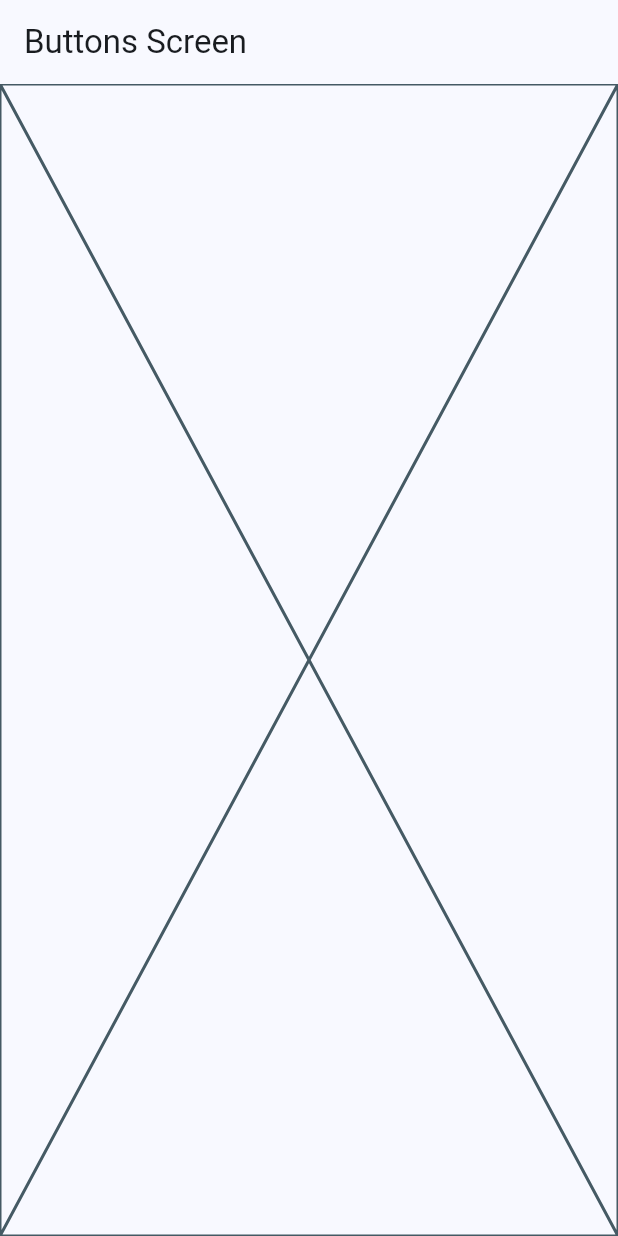
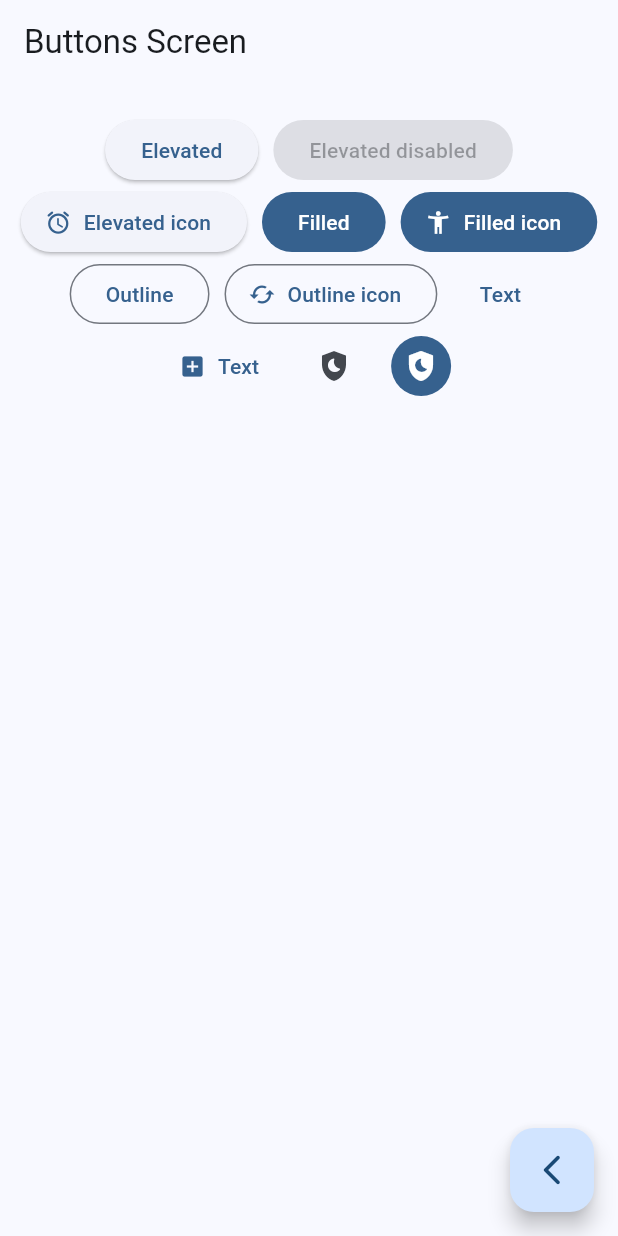
Before and after one commit to Davichobits/Flutter_widgets_app, a Flutter app: the ButtonsScreen screen opened by its route, on a phone screen of 412 x 824 dp. Run offline on Flutter 3.47's test engine with Material 3 defaults, Android fonts, the phone set to English and light mode, and no system bars; our stand-ins replace go_router.

Commit message:
Buttoms added to the buttons screen

```diff
--- a/lib/presentation/screens/buttons/buttons_screen.dart
+++ b/lib/presentation/screens/buttons/buttons_screen.dart
@@ -1,7 +1,6 @@
 import 'package:flutter/material.dart';
 
 class ButtonsScreen extends StatelessWidget {
-
   static const String name = 'buttons_screen';
 
   const ButtonsScreen({super.key});
@@ -11,7 +10,67 @@ class ButtonsScreen extends StatelessWidget {
       appBar: AppBar(
         title: const Text('Buttons Screen'),
       ),
-      body: const Placeholder(),
+      body: const _BottonsView(),
+      floatingActionButton: FloatingActionButton(
+        onPressed: () {},
+        child: const Icon(Icons.arrow_back_ios_new_rounded),
+      ),
     );
   }
 }
+
+class _BottonsView extends StatelessWidget {
+  const _BottonsView();
+
+  @override
+  Widget build(BuildContext context) {
+    final colors = Theme.of(context).colorScheme;
+    return SizedBox(
+      width: double.infinity,
+      child: Padding(
+        padding: const EdgeInsets.symmetric(horizontal: 10, vertical: 20),
+        child: Wrap(
+          spacing: 10,
+          alignment: WrapAlignment.center,
+          children: [
+            ElevatedButton(onPressed: () {}, child: const Text('Elevated')),
+            const ElevatedButton(
+                onPressed: null, child: Text('Elevated disabled')),
+            ElevatedButton.icon(
+                onPressed: () {},
+                icon: const Icon(Icons.access_alarm_rounded),
+                label: const Text('Elevated icon')),
+            FilledButton(onPressed: () {}, child: const Text('Filled')),
+            FilledButton.icon(
+              onPressed: () {},
+              icon: const Icon(Icons.accessibility_new),
+              label: const Text('Filled icon'),
+            ),
+            OutlinedButton(onPressed: () {}, child: const Text('Outline')),
+            OutlinedButton.icon(
+              onPressed: () {},
+              label: const Text('Outline icon'),
+              icon: const Icon(Icons.cached_outlined),
+            ),
+            TextButton(onPressed: (){}, child: const Text('Text')),
+            TextButton.icon(
+              onPressed: (){},
+              label: const Text('Text'),
+              icon: const Icon(Icons.add_box)
+            ),
+            //TODO: custom button
+            IconButton(onPressed: (){}, icon: const Icon(Icons.shield_moon_sharp)),
+            IconButton(
+              onPressed: (){},
+              icon: const Icon(Icons.shield_moon_sharp),
+              style: ButtonStyle(
+                backgroundColor: MaterialStatePropertyAll(colors.primary),
+                iconColor: const MaterialStatePropertyAll(Colors.white)
+              ),
+            )
+          ],
+        ),
+      ),
+    );
+  }
+}
```
